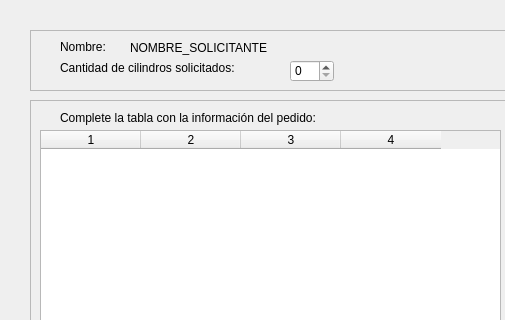
emedemarcelo/FlipigasTEL102, file Flipigas/solicitante.ui: the form before one commit; both pictures show x 0 to 505 and y 0 to 320 of the 939 by 471 pixel window.
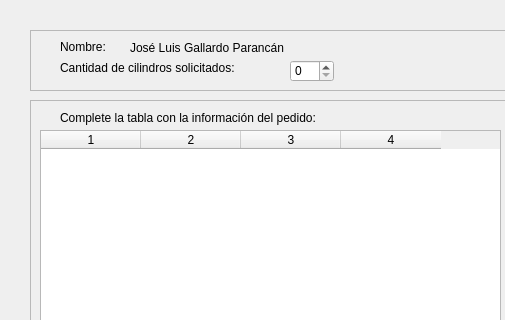
The form after the commit.

Commit message: Added solicitante - now the galon qty works!

Patch:
```diff
--- a/Flipigas/solicitante.ui
+++ b/Flipigas/solicitante.ui
@@ -65,7 +65,7 @@
       </rect>
      </property>
      <property name="text">
-      <string>NOMBRE_SOLICITANTE</string>
+      <string>José Luis Gallardo Parancán</string>
      </property>
     </widget>
     <widget class="QSpinBox" name="CantCIlindrosBox">
```
The commit also changes 4 other files.
